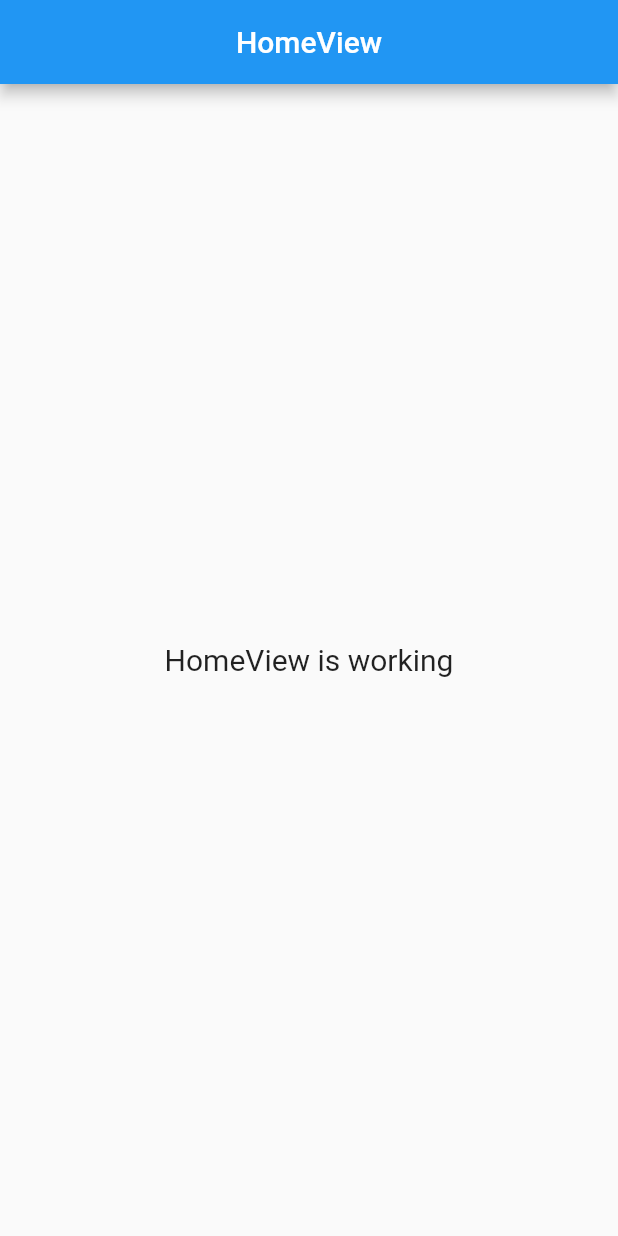
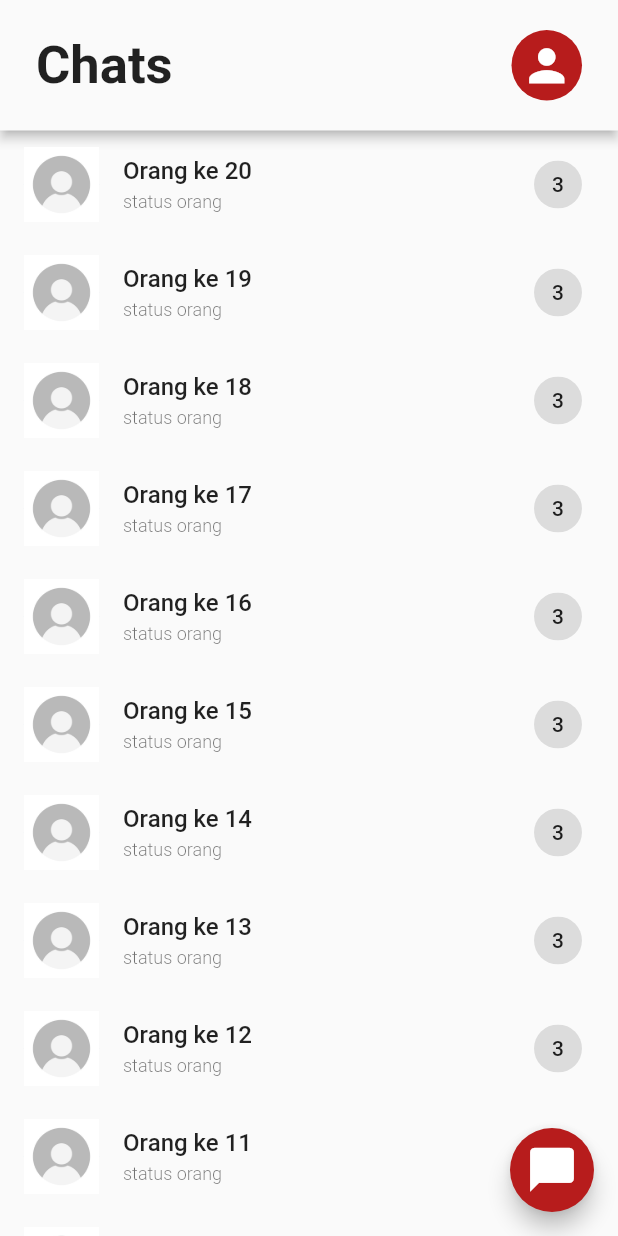
Before and after one commit to handika231/chat-app, a Flutter app: the screen it shows after launch, after a tap on "Skip", on a phone screen of 412 x 824 dp. Run offline on Flutter 3.47's test engine with Material 2 defaults, Android fonts, the phone set to English and light mode, and no system bars; our stand-ins replace firebase_core, get, get_it, introduction_screen, lottie, shared_preferences; accounts and stored records are empty.

Commit message:
create home view

```diff
--- a/lib/app/application.dart
+++ b/lib/app/application.dart
@@ -32,7 +32,7 @@ class _ApplicationState extends State<Application> {
             title: "Chat App",
             debugShowCheckedModeBanner: false,
             initialRoute: splashController.isSplash.value
-                ? Routes.LOGIN
+                ? Routes.HOME
                 : AppPages.INTRODUCTION,
             getPages: AppPages.routes,
           );
--- a/lib/app/modules/home/views/home_view.dart
+++ b/lib/app/modules/home/views/home_view.dart
@@ -1,22 +1,98 @@
 import 'package:flutter/material.dart';
-
 import 'package:get/get.dart';
 
 import '../controllers/home_controller.dart';
 
 class HomeView extends GetView<HomeController> {
-  const HomeView({Key? key}) : super(key: key);
+  final List<Widget> listOfChat = List.generate(
+    20,
+    (index) => ListTile(
+      onTap: () {},
+      trailing: const Chip(
+        label: Text('3'),
+      ),
+      title: Text(
+        'Orang ke ${index + 1}',
+        style: const TextStyle(
+          fontSize: 16,
+          fontWeight: FontWeight.w500,
+        ),
+      ),
+      subtitle: const Text(
+        'status orang',
+        style: TextStyle(
+          fontSize: 12,
+          fontWeight: FontWeight.w300,
+        ),
+      ),
+      leading: CircleAvatar(
+        radius: 25,
+        child: Image.asset('assets/profile.png'),
+      ),
+    ),
+  ).reversed.toList();
+  HomeView({Key? key}) : super(key: key);
   @override
   Widget build(BuildContext context) {
     return Scaffold(
-      appBar: AppBar(
-        title: const Text('HomeView'),
-        centerTitle: true,
+      floatingActionButton: FloatingActionButton(
+        onPressed: () {},
+        backgroundColor: Colors.red[900],
+        child: const Icon(
+          Icons.chat_bubble,
+          size: 35,
+        ),
       ),
-      body: Center(
-        child: Text(
-          'HomeView is working',
-          style: TextStyle(fontSize: 20),
+      body: SafeArea(
+        bottom: false,
+        child: Column(
+          children: [
+            Material(
+              elevation: 3,
+              child: Container(
+                padding: const EdgeInsets.symmetric(
+                  horizontal: 24,
+                  vertical: 20,
+                ),
+                child: Row(
+                  mainAxisAlignment: MainAxisAlignment.spaceBetween,
+                  children: [
+                    const Text(
+                      'Chats',
+                      style: TextStyle(
+                        fontSize: 35,
+                        fontWeight: FontWeight.w600,
+                      ),
+                    ),
+                    Material(
+                      borderRadius: BorderRadius.circular(50),
+                      color: Colors.red[900],
+                      child: InkWell(
+                        onTap: () {},
+                        borderRadius: BorderRadius.circular(50),
+                        child: const Padding(
+                          padding: EdgeInsets.all(6.0),
+                          child: Icon(
+                            Icons.person,
+                            size: 35,
+                            color: Colors.white,
+                          ),
+                        ),
+                      ),
+                    ),
+                  ],
+                ),
+              ),
+            ),
+            Expanded(
+              child: ListView.builder(
+                itemCount: listOfChat.length,
+                itemBuilder: (BuildContext context, int index) {
+                  return listOfChat[index];
+                },
+              ),
+            )
+          ],
         ),
       ),
     );
--- a/lib/app/routes/app_pages.dart
+++ b/lib/app/routes/app_pages.dart
@@ -18,7 +18,7 @@ class AppPages {
   static final routes = [
     GetPage(
       name: _Paths.HOME,
-      page: () => const HomeView(),
+      page: () => HomeView(),
       binding: HomeBinding(),
     ),
     GetPage(
--- a/lib/main.dart
+++ b/lib/main.dart
@@ -13,5 +13,5 @@ main() async {
     options: DefaultFirebaseOptions.currentPlatform,
   );
   di.init();
-  runApp(Application());
+  runApp(const Application());
 }
```
Also changed, not shown: assets/profile.png (added).
